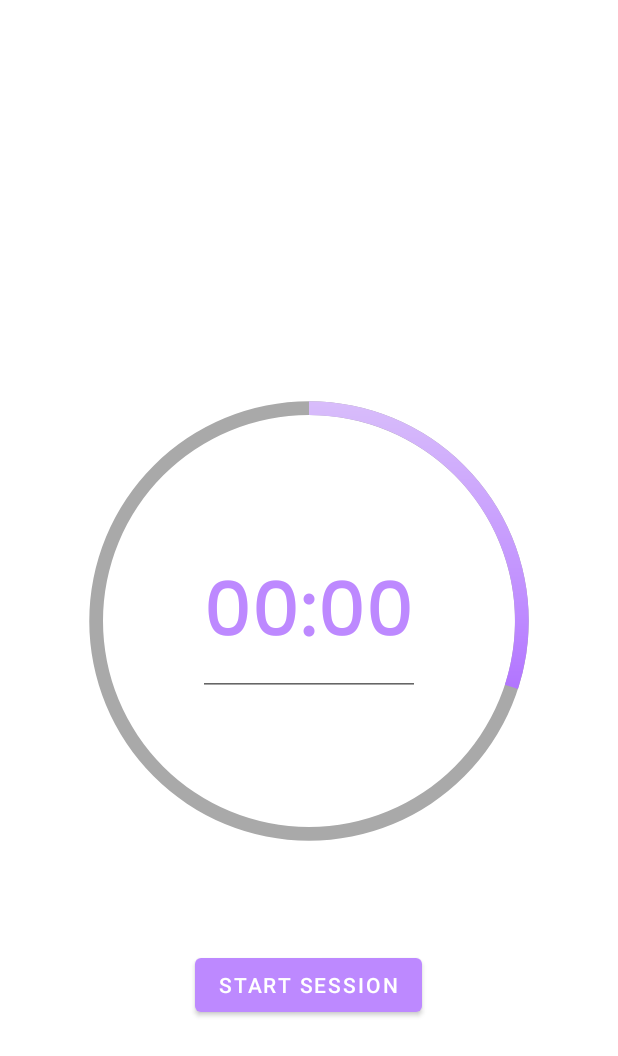
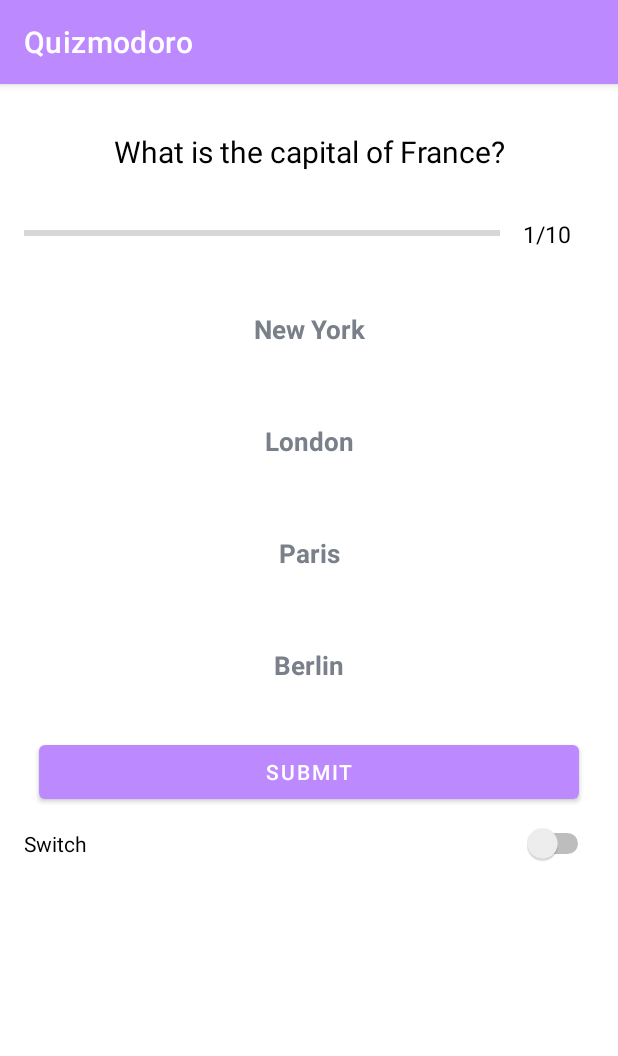
Before and after one commit to chocococ/HacknRoll, an Android app: the screen it shows after launch (MainActivity before the commit, QuizQuestionActivity after it), after a tap on "START SESSION", on a phone screen of 412 x 824 dp. Shown: the top 1056 px of the screen. Run offline under Robolectric (Android 15) with nearby library versions, the phone set to English and light mode, and no system bars; our stand-ins replace navigation-ui.

Commit message:
timer-to-quiz

```diff
--- a/app/src/main/AndroidManifest.xml
+++ b/app/src/main/AndroidManifest.xml
@@ -22,6 +22,13 @@
                 <category android:name="android.intent.category.LAUNCHER" />
             </intent-filter>
         </activity>
+        <activity
+            android:name=".QuizQuestionActivity"
+            android:label="@string/app_name"
+            android:exported="true"> <!-- Change exported to true if this activity is an entry point from other apps or the launcher -->
+            <!-- No intent-filter needed unless you're declaring this activity as another entry point -->
+
+        </activity>
 
         <receiver
             android:name=".AdminReceiver"
--- a/app/src/main/java/com/example/quizmodoro/MainActivity.kt
+++ b/app/src/main/java/com/example/quizmodoro/MainActivity.kt
@@ -121,10 +121,15 @@ class MainActivity : AppCompatActivity() {
             override fun onFinish() {
                 Toast.makeText(this@MainActivity, "Pomodoro session ended", Toast.LENGTH_SHORT).show()
                 resetTimer()
+                navigateToQuiz()
             }
+
         }.start()
     }
-
+    private fun navigateToQuiz() {
+        val intent = Intent(this, QuizQuestionActivity::class.java)
+        startActivity(intent)
+    }
     private fun stopTimer() {
         countDownTimer?.cancel()
         updateTimerUI(remainingTimeInMillis)
--- a/app/src/main/java/com/example/quizmodoro/Question.kt
+++ b/app/src/main/java/com/example/quizmodoro/Question.kt
@@ -1,6 +1,6 @@
 package com.example.quizmodoro
 
-class Question {
+//class Question {
     // This is a simplified representation of your network call to fetch questions.
 // You would use Retrofit or another HTTP library to actually implement this.
 //    fun fetchQuestionsFromGoogleBard() {
@@ -40,4 +40,15 @@ class Question {
 //        // Logic to display questions in the UI
 //    }
 
-}
+//}
+
+data class Question(
+    val id: Int,
+    val question: String,
+    val image: Int?, // Resource ID for the image, if any
+    val optionOne: String,
+    val optionTwo: String,
+    val optionThree: String,
+    val optionFour: String,
+    val correctAnswer: Int // Assuming this is the index of the correct answer
+)
--- a/app/src/main/java/com/example/quizmodoro/QuizQuestionActivity.kt
+++ b/app/src/main/java/com/example/quizmodoro/QuizQuestionActivity.kt
@@ -18,13 +18,42 @@ class QuizQuestionActivity : AppCompatActivity() {
         setQuestion()
     }
 
+//    private fun setQuestion() {
+////        val question = questionsList[currentPosition - 1]
+////        binding.tvQuestion.text = question.question
+//        // set image if you have one
+//        // set options
+//        // set progress bar
+//        // etc.
+//
+//    }
     private fun setQuestion() {
-//        val question = questionsList[currentPosition - 1]
-//        binding.tvQuestion.text = question.question
-        // set image if you have one
-        // set options
-        // set progress bar
-        // etc.
+        questionsList = generateDummyQuestions() // Use the function to generate questions
+        val question = questionsList[currentPosition - 1]
+        binding.tvQuestion.text = question.question
+        // Optionally set image if you have one
+        binding.tvOptionOne.text = question.optionOne
+        binding.tvOptionTwo.text = question.optionTwo
+        binding.tvOptionThree.text = question.optionThree
+        binding.tvOptionFour.text = question.optionFour
+        // You might want to update a progress bar or question number display here
     }
 
+    private fun generateDummyQuestions(): ArrayList<Question> {
+        val questions = ArrayList<Question>()
+        questions.add(Question(
+            id = 1,
+            question = "What is the capital of France?",
+            image = null, // Assuming no image for now
+            optionOne = "New York",
+            optionTwo = "London",
+            optionThree = "Paris",
+            optionFour = "Berlin",
+            correctAnswer = 3
+        ))
+        // Add more questions similarly...
+        return questions
+    }
+
+
 }
```
